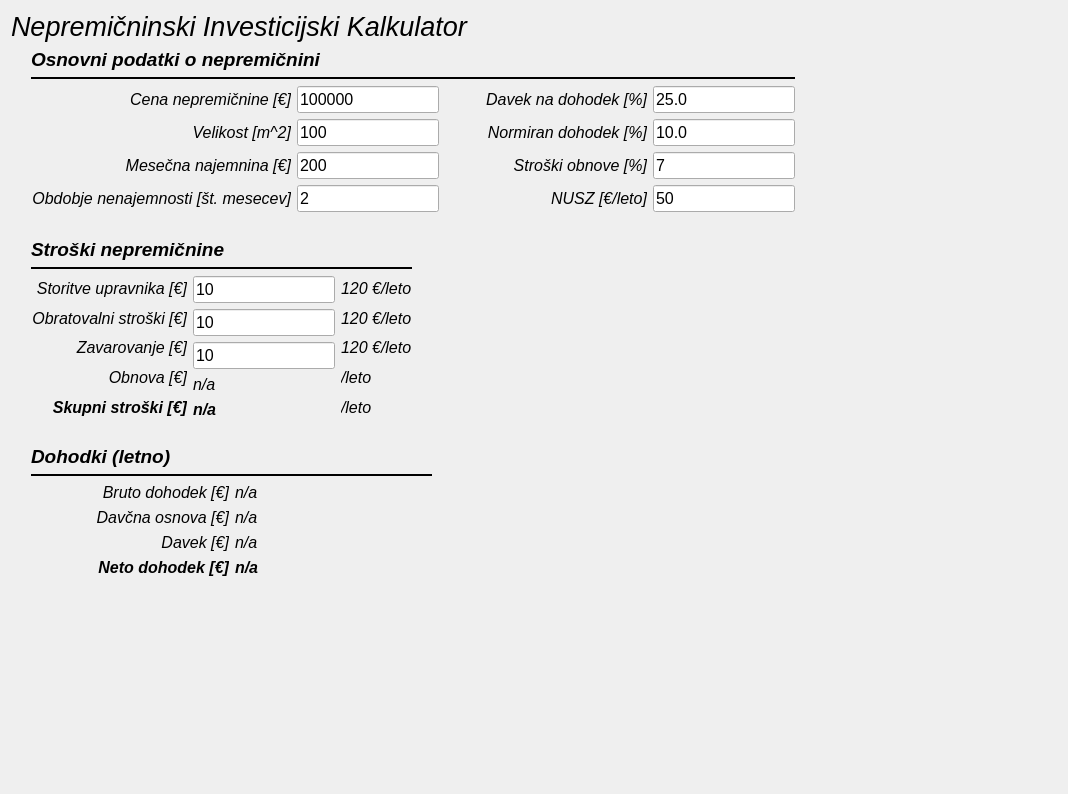
The window that projects/house_market_calculator/HouseMarketCalculator/house_market.ui (ZiGaMi/QtCppPlayground) describes before a commit, drawn with Qt 5.
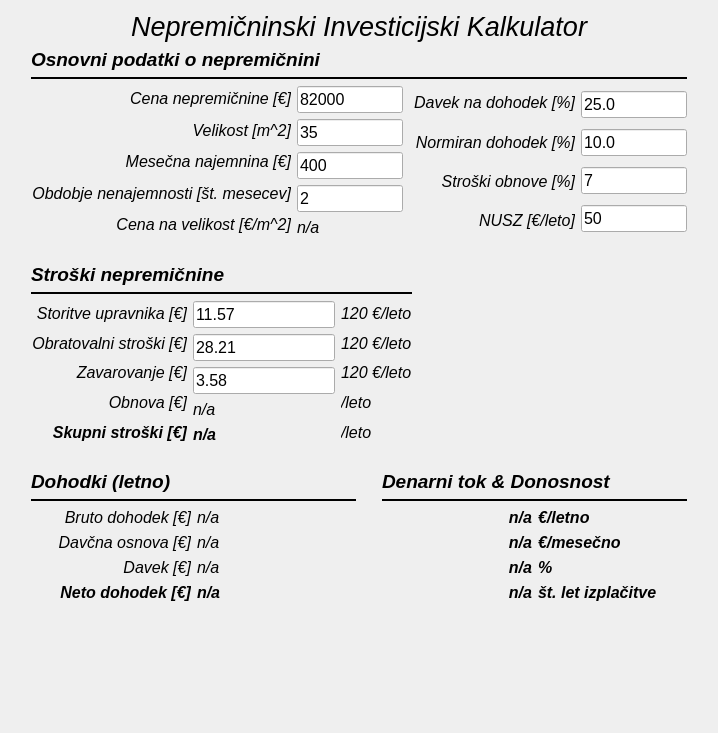
The same window after the commit.

Commit message: - added calculations for donos and cashflow

```diff
--- a/projects/house_market_calculator/HouseMarketCalculator/house_market.ui
+++ b/projects/house_market_calculator/HouseMarketCalculator/house_market.ui
@@ -6,20 +6,24 @@
    <rect>
     <x>0</x>
     <y>0</y>
-    <width>1068</width>
-    <height>794</height>
+    <width>718</width>
+    <height>733</height>
    </rect>
   </property>
   <property name="windowTitle">
    <string>Widget</string>
   </property>
-  <layout class="QVBoxLayout" name="verticalLayout_17">
+  <layout class="QHBoxLayout" name="horizontalLayout_11">
    <item>
-    <layout class="QVBoxLayout" name="verticalLayout_16">
+    <layout class="QVBoxLayout" name="verticalLayout_21">
      <item>
-      <layout class="QHBoxLayout" name="horizontalLayout_7">
+      <layout class="QHBoxLayout" name="horizontalLayout_10">
        <item>
-        <layout class="QVBoxLayout" name="verticalLayout_15">
+        <layout class="QVBoxLayout" name="verticalLayout_20">
+         <item>
+          <layout class="QHBoxLayout" name="horizontalLayout_9">
+           <item>
+            <layout class="QVBoxLayout" name="verticalLayout_19">
          <item>
           <widget class="QLabel" name="title_label">
            <property name="font">
@@ -31,18 +35,26 @@
            <property name="text">
             <string>Nepremičninski Investicijski Kalkulator</string>
            </property>
+               <property name="alignment">
+                <set>Qt::AlignCenter</set>
+               </property>
            <property name="margin">
             <number>20</number>
            </property>
           </widget>
          </item>
          <item>
-          <layout class="QVBoxLayout" name="verticalLayout_14">
+              <layout class="QVBoxLayout" name="verticalLayout_18">
+               <item>
+                <layout class="QVBoxLayout" name="verticalLayout_12">
            <item>
             <layout class="QVBoxLayout" name="verticalLayout_13">
              <property name="leftMargin">
               <number>20</number>
              </property>
+                   <property name="rightMargin">
+                    <number>20</number>
+                   </property>
              <item>
               <widget class="QLabel" name="label_12">
                <property name="font">
@@ -164,6 +176,22 @@
                      </property>
                     </widget>
                    </item>
+                         <item>
+                          <widget class="QLabel" name="label_26">
+                           <property name="font">
+                            <font>
+                             <pointsize>12</pointsize>
+                             <italic>true</italic>
+                            </font>
+                           </property>
+                           <property name="text">
+                            <string>Cena na velikost [€/m^2]</string>
+                           </property>
+                           <property name="alignment">
+                            <set>Qt::AlignRight|Qt::AlignTrailing|Qt::AlignVCenter</set>
+                           </property>
+                          </widget>
+                         </item>
                   </layout>
                  </item>
                  <item>
@@ -179,7 +207,7 @@
                       <string/>
                      </property>
                      <property name="text">
-                      <string>100000</string>
+                            <string>82000</string>
                      </property>
                      <property name="alignment">
                       <set>Qt::AlignLeading|Qt::AlignLeft|Qt::AlignVCenter</set>
@@ -200,7 +228,7 @@
                       <string/>
                      </property>
                      <property name="text">
-                      <string>100</string>
+                            <string>35</string>
                      </property>
                      <property name="alignment">
                       <set>Qt::AlignLeading|Qt::AlignLeft|Qt::AlignVCenter</set>
@@ -221,7 +249,7 @@
                       <string/>
                      </property>
                      <property name="text">
-                      <string>200</string>
+                            <string>400</string>
                      </property>
                      <property name="alignment">
                       <set>Qt::AlignLeading|Qt::AlignLeft|Qt::AlignVCenter</set>
@@ -252,6 +280,22 @@
                      </property>
                     </widget>
                    </item>
+                         <item>
+                          <widget class="QLabel" name="cena_na_velikost">
+                           <property name="font">
+                            <font>
+                             <pointsize>12</pointsize>
+                             <italic>true</italic>
+                            </font>
+                           </property>
+                           <property name="text">
+                            <string>n/a</string>
+                           </property>
+                           <property name="alignment">
+                            <set>Qt::AlignLeading|Qt::AlignLeft|Qt::AlignVCenter</set>
+                           </property>
+                          </widget>
+                         </item>
                   </layout>
                  </item>
                 </layout>
@@ -448,8 +492,6 @@
            <item>
             <layout class="QHBoxLayout" name="horizontalLayout_6">
              <item>
-              <layout class="QVBoxLayout" name="verticalLayout_12">
-               <item>
                 <layout class="QVBoxLayout" name="verticalLayout_11">
                  <property name="leftMargin">
                   <number>20</number>
@@ -614,7 +656,7 @@
                         <string/>
                        </property>
                        <property name="text">
-                        <string>10</string>
+                            <string>11.57</string>
                        </property>
                        <property name="alignment">
                         <set>Qt::AlignLeading|Qt::AlignLeft|Qt::AlignVCenter</set>
@@ -647,7 +689,7 @@
                         <string/>
                        </property>
                        <property name="text">
-                        <string>10</string>
+                            <string>28.21</string>
                        </property>
                        <property name="alignment">
                         <set>Qt::AlignLeading|Qt::AlignLeft|Qt::AlignVCenter</set>
@@ -677,7 +719,7 @@
                         <string/>
                        </property>
                        <property name="text">
-                        <string>10</string>
+                            <string>3.58</string>
                        </property>
                        <property name="alignment">
                         <set>Qt::AlignLeading|Qt::AlignLeft|Qt::AlignVCenter</set>
@@ -811,13 +853,46 @@
                 </layout>
                </item>
                <item>
+                    <layout class="QVBoxLayout" name="verticalLayout_15">
+                     <item>
+                      <spacer name="horizontalSpacer_2">
+                       <property name="orientation">
+                        <enum>Qt::Horizontal</enum>
+                       </property>
+                       <property name="sizeHint" stdset="0">
+                        <size>
+                         <width>40</width>
+                         <height>20</height>
+                        </size>
+                       </property>
+                      </spacer>
+                     </item>
+                     <item>
+                      <spacer name="verticalSpacer">
+                       <property name="orientation">
+                        <enum>Qt::Vertical</enum>
+                       </property>
+                       <property name="sizeHint" stdset="0">
+                        <size>
+                         <width>20</width>
+                         <height>40</height>
+                        </size>
+                       </property>
+                      </spacer>
+                     </item>
+                    </layout>
+                   </item>
+                  </layout>
+                 </item>
+                </layout>
+               </item>
+               <item>
+                <layout class="QHBoxLayout" name="horizontalLayout_8">
+                 <item>
                 <layout class="QVBoxLayout" name="verticalLayout_10">
                  <property name="leftMargin">
                   <number>20</number>
                  </property>
-                 <property name="topMargin">
-                  <number>0</number>
-                 </property>
                  <item>
                   <widget class="QLabel" name="label_20">
                    <property name="font">
@@ -1040,20 +1115,224 @@
                  </item>
                 </layout>
                </item>
-              </layout>
+                 <item>
+                  <layout class="QVBoxLayout" name="verticalLayout_17">
+                   <property name="leftMargin">
+                    <number>20</number>
+                   </property>
+                   <property name="topMargin">
+                    <number>0</number>
+                   </property>
+                   <property name="rightMargin">
+                    <number>20</number>
+                   </property>
+                   <item>
+                    <widget class="QLabel" name="label_25">
+                     <property name="font">
+                      <font>
+                       <pointsize>14</pointsize>
+                       <italic>true</italic>
+                       <bold>true</bold>
+                      </font>
+                     </property>
+                     <property name="text">
+                      <string>Denarni tok &amp; Donosnost</string>
+                     </property>
+                     <property name="alignment">
+                      <set>Qt::AlignLeading|Qt::AlignLeft|Qt::AlignVCenter</set>
+                     </property>
+                    </widget>
              </item>
              <item>
-              <spacer name="horizontalSpacer_2">
+                    <widget class="Line" name="line_5">
+                     <property name="frameShadow">
+                      <enum>QFrame::Plain</enum>
+                     </property>
+                     <property name="lineWidth">
+                      <number>2</number>
+                     </property>
                <property name="orientation">
                 <enum>Qt::Horizontal</enum>
                </property>
-               <property name="sizeHint" stdset="0">
-                <size>
-                 <width>40</width>
-                 <height>20</height>
-                </size>
-               </property>
-              </spacer>
+                    </widget>
+                   </item>
+                   <item>
+                    <layout class="QHBoxLayout" name="horizontalLayout_7">
+                     <item>
+                      <layout class="QVBoxLayout" name="verticalLayout_16">
+                       <item>
+                        <widget class="QLabel" name="denarni_tok">
+                         <property name="font">
+                          <font>
+                           <pointsize>12</pointsize>
+                           <italic>true</italic>
+                           <bold>true</bold>
+                          </font>
+                         </property>
+                         <property name="layoutDirection">
+                          <enum>Qt::LeftToRight</enum>
+                         </property>
+                         <property name="text">
+                          <string>n/a</string>
+                         </property>
+                         <property name="alignment">
+                          <set>Qt::AlignRight|Qt::AlignTrailing|Qt::AlignVCenter</set>
+                         </property>
+                        </widget>
+                       </item>
+                       <item>
+                        <widget class="QLabel" name="denarni_tok_mes">
+                         <property name="font">
+                          <font>
+                           <pointsize>12</pointsize>
+                           <italic>true</italic>
+                           <bold>true</bold>
+                          </font>
+                         </property>
+                         <property name="layoutDirection">
+                          <enum>Qt::LeftToRight</enum>
+                         </property>
+                         <property name="text">
+                          <string>n/a</string>
+                         </property>
+                         <property name="alignment">
+                          <set>Qt::AlignRight|Qt::AlignTrailing|Qt::AlignVCenter</set>
+                         </property>
+                        </widget>
+                       </item>
+                       <item>
+                        <widget class="QLabel" name="donosnost">
+                         <property name="font">
+                          <font>
+                           <pointsize>12</pointsize>
+                           <italic>true</italic>
+                           <bold>true</bold>
+                          </font>
+                         </property>
+                         <property name="layoutDirection">
+                          <enum>Qt::LeftToRight</enum>
+                         </property>
+                         <property name="text">
+                          <string>n/a</string>
+                         </property>
+                         <property name="alignment">
+                          <set>Qt::AlignRight|Qt::AlignTrailing|Qt::AlignVCenter</set>
+                         </property>
+                        </widget>
+                       </item>
+                       <item>
+                        <widget class="QLabel" name="letno_izplailo">
+                         <property name="font">
+                          <font>
+                           <pointsize>12</pointsize>
+                           <italic>true</italic>
+                           <bold>true</bold>
+                          </font>
+                         </property>
+                         <property name="layoutDirection">
+                          <enum>Qt::LeftToRight</enum>
+                         </property>
+                         <property name="text">
+                          <string>n/a</string>
+                         </property>
+                         <property name="alignment">
+                          <set>Qt::AlignRight|Qt::AlignTrailing|Qt::AlignVCenter</set>
+                         </property>
+                        </widget>
+                       </item>
+                      </layout>
+                     </item>
+                     <item>
+                      <layout class="QVBoxLayout" name="verticalLayout_14">
+                       <item>
+                        <widget class="QLabel" name="denarni_tok_2">
+                         <property name="font">
+                          <font>
+                           <pointsize>12</pointsize>
+                           <italic>true</italic>
+                           <bold>true</bold>
+                          </font>
+                         </property>
+                         <property name="layoutDirection">
+                          <enum>Qt::LeftToRight</enum>
+                         </property>
+                         <property name="text">
+                          <string>€/letno</string>
+                         </property>
+                         <property name="alignment">
+                          <set>Qt::AlignLeading|Qt::AlignLeft|Qt::AlignVCenter</set>
+                         </property>
+                        </widget>
+                       </item>
+                       <item>
+                        <widget class="QLabel" name="denarni_tok_3">
+                         <property name="font">
+                          <font>
+                           <pointsize>12</pointsize>
+                           <italic>true</italic>
+                           <bold>true</bold>
+                          </font>
+                         </property>
+                         <property name="layoutDirection">
+                          <enum>Qt::LeftToRight</enum>
+                         </property>
+                         <property name="text">
+                          <string>€/mesečno</string>
+                         </property>
+                         <property name="alignment">
+                          <set>Qt::AlignLeading|Qt::AlignLeft|Qt::AlignVCenter</set>
+                         </property>
+                        </widget>
+                       </item>
+                       <item>
+                        <widget class="QLabel" name="denarni_tok_4">
+                         <property name="font">
+                          <font>
+                           <pointsize>12</pointsize>
+                           <italic>true</italic>
+                           <bold>true</bold>
+                          </font>
+                         </property>
+                         <property name="layoutDirection">
+                          <enum>Qt::LeftToRight</enum>
+                         </property>
+                         <property name="text">
+                          <string>%</string>
+                         </property>
+                         <property name="alignment">
+                          <set>Qt::AlignLeading|Qt::AlignLeft|Qt::AlignVCenter</set>
+                         </property>
+                        </widget>
+                       </item>
+                       <item>
+                        <widget class="QLabel" name="denarni_tok_5">
+                         <property name="font">
+                          <font>
+                           <pointsize>12</pointsize>
+                           <italic>true</italic>
+                           <bold>true</bold>
+                          </font>
+                         </property>
+                         <property name="layoutDirection">
+                          <enum>Qt::LeftToRight</enum>
+                         </property>
+                         <property name="text">
+                          <string>št. let izplačitve</string>
+                         </property>
+                         <property name="alignment">
+                          <set>Qt::AlignLeading|Qt::AlignLeft|Qt::AlignVCenter</set>
+                         </property>
+                        </widget>
+                       </item>
+                      </layout>
+                     </item>
+                    </layout>
+                   </item>
+                  </layout>
+                 </item>
+                </layout>
+               </item>
+              </layout>
              </item>
             </layout>
            </item>
@@ -1077,7 +1356,7 @@
       </layout>
      </item>
      <item>
-      <spacer name="verticalSpacer">
+      <spacer name="verticalSpacer_2">
        <property name="orientation">
         <enum>Qt::Vertical</enum>
        </property>
```
Lines whose indentation alone changed are shown as unchanged. The commit also changes 2 other files.
